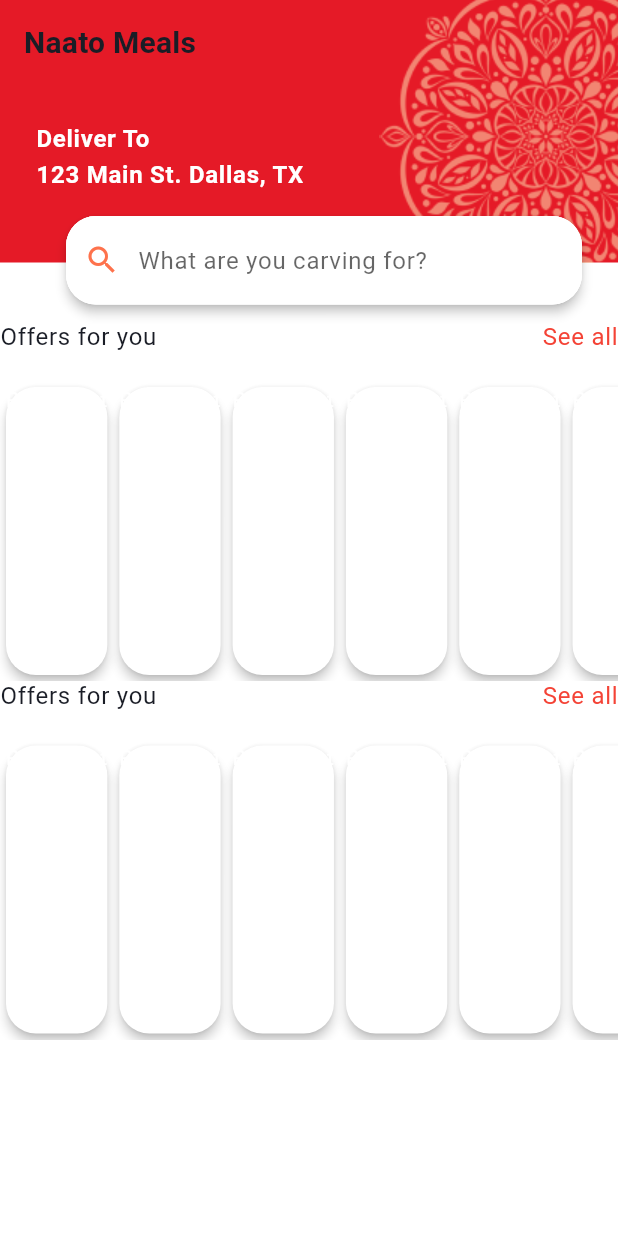
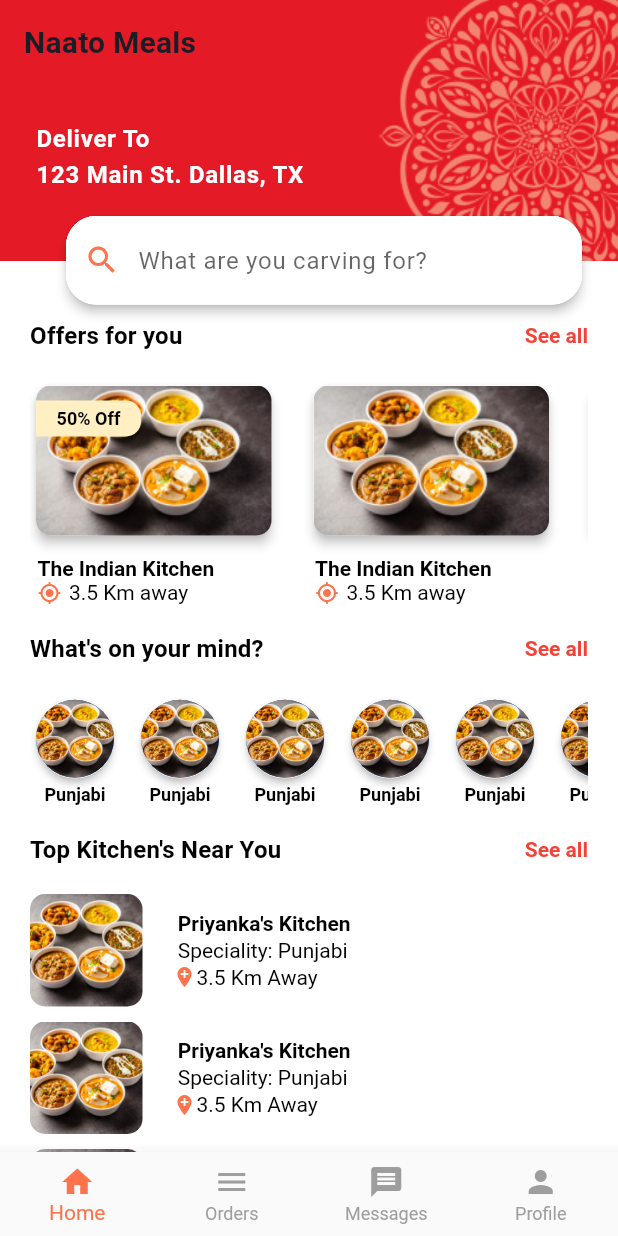
Before and after one commit to pmaxit/naatomeals, a Flutter app: the screen it shows after launch, on a phone screen of 412 x 824 dp. Run offline on Flutter 3.47's test engine with Material 2 defaults, Android fonts, the phone set to English and light mode, and no system bars; our stand-ins replace flutter_hooks, font_awesome_flutter, hexcolor, hooks_riverpod, shared_preferences, smooth_page_indicator; missing offline and left inert: desktop_window; Roboto replaces fonts that are missing (poppins).

Commit message:
completing homepage

```diff
--- a/lib/screens/home/home_screen.dart
+++ b/lib/screens/home/home_screen.dart
@@ -1,4 +1,5 @@
 import 'package:flutter/material.dart';
+import 'package:naatomeals/screens/home/widgets/cusine_card.dart';
 import 'package:naatomeals/utils/styles.dart';
 
 import 'widgets/restaurant_card.dart';
@@ -12,34 +13,88 @@ class HomeScreen extends StatefulWidget {
 
 class _HomeScreenState extends State<HomeScreen> {
   double searchTopBarPosition = 140;
+  int currentIndex = 0;
+  late ScrollController _scrollController;
+
+  void _scrollListener() {
+    if (_scrollController.offset < 70) {
+      setState(() {
+        searchTopBarPosition = 140 - _scrollController.offset;
+      });
+    }
+  }
 
   @override
   void initState() {
+    _scrollController = ScrollController(initialScrollOffset: 1);
+    _scrollController.addListener(_scrollListener);
     super.initState();
+  }
+
+  @override
+  void dispose() {
+    _scrollController.removeListener(_scrollListener);
+    _scrollController.dispose();
+    super.dispose();
+  }
+
+  Widget _get_home_page() {
+    return Stack(
+      children: [
+        CustomScrollView(controller: _scrollController, slivers: [
+          _buildAppBar2(context),
+          SliverPadding(
+              padding: const EdgeInsets.symmetric(horizontal: 20),
+              sliver: _buildBody(context)),
+          SliverPadding(
+              padding: const EdgeInsets.symmetric(horizontal: 20),
+              sliver: _build_restaurant_list()),
+          SliverFillRemaining(
+            hasScrollBody: false,
+            child: Container(
+              color: Colors.red,
+            ),
+          )
+        ]),
+        _buildSearchBar(context)
+      ],
+    );
   }
 
   @override
   Widget build(BuildContext context) {
     return Scaffold(
-        body: NotificationListener<ScrollNotification>(
-      onNotification: (notification) {
-        // get the current position
-        final currentPixels = notification.metrics.pixels;
-        if (currentPixels < 70) {
-          setState(() {
-            searchTopBarPosition = 140 - currentPixels;
-          });
-        }
-        return true;
-      },
-      child: Stack(
-        children: [
-          CustomScrollView(
-              slivers: [_buildAppBar2(context), _buildBody(context)]),
-          _buildSearchBar(context)
-        ],
-      ),
-    ));
+      body: currentIndex == 0
+          ? _get_home_page()
+          : Container(
+              // select random color
+              color: Colors.primaries[currentIndex],
+              child: Center(
+                child: Text("New Page $currentIndex",
+                    style: Theme.of(context).textTheme.bodyLarge!),
+              )),
+      bottomNavigationBar: BottomNavigationBar(
+          currentIndex: currentIndex,
+          selectedItemColor: orangeColor,
+          unselectedItemColor: Colors.grey,
+          showUnselectedLabels: true,
+          onTap: (value) {
+            setState(() {
+              currentIndex = value;
+            });
+          },
+          type: BottomNavigationBarType.fixed,
+          items: const [
+            BottomNavigationBarItem(
+              icon: Icon(Icons.home),
+              label: 'Home',
+            ),
+            BottomNavigationBarItem(icon: Icon(Icons.menu), label: 'Orders'),
+            BottomNavigationBarItem(
+                icon: Icon(Icons.message), label: 'Messages'),
+            BottomNavigationBarItem(icon: Icon(Icons.person), label: 'Profile'),
+          ]),
+    );
   }
 
   Widget _buildSearchBar(BuildContext context) {
@@ -66,16 +121,18 @@ class _HomeScreenState extends State<HomeScreen> {
     return Row(
       mainAxisAlignment: MainAxisAlignment.spaceBetween,
       children: [
-        Text(
-          heading,
-          style: Theme.of(context).textTheme.bodyLarge,
-        ),
+        Text(heading,
+            style: Theme.of(context).textTheme.titleMedium!.copyWith(
+                  color: Colors.black,
+                  fontWeight: FontWeight.bold,
+                )),
         TextButton(
             onPressed: () {},
             child: Text(
               subHeading,
-              style: Theme.of(context).textTheme.bodyLarge!.copyWith(
+              style: Theme.of(context).textTheme.titleSmall!.copyWith(
                     color: Colors.red,
+                    fontWeight: FontWeight.bold,
                   ),
             ))
       ],
@@ -93,27 +150,58 @@ class _HomeScreenState extends State<HomeScreen> {
         height: 20,
       ),
       _build_restaurant_cards(),
-      _build_heading("Offers for you", "See all"),
       const SizedBox(
         height: 20,
       ),
-      _build_restaurant_cards(),
+      _build_heading("What's on your mind?", "See all"),
+
+      const SizedBox(
+        height: 20,
+      ),
+
+      _build_cusine_lists(),
+      const SizedBox(
+        height: 20,
+      ),
+      _build_heading("Top Kitchen's Near You", "See all"),
+      const SizedBox(
+        height: 20,
+      ),
+      //_build_restaurant_cards(),
     ]));
+  }
+
+  Widget _build_cusine_lists() {
+    return SizedBox(
+        height: 75,
+        child: ListView.builder(
+          itemExtent: 70,
+          shrinkWrap: false,
+          scrollDirection: Axis.horizontal,
+          itemCount: 10,
+          itemBuilder: (context, index) {
+            return Padding(
+                padding: const EdgeInsets.only(right: 10),
+                child: CuisineCard());
+          },
+        ));
   }
 
   Widget _build_restaurant_cards() {
     return SizedBox(
-      height: 200,
+      height: 150,
       child: ListView.builder(
+        itemExtent: 185,
+        shrinkWrap: false,
         scrollDirection: Axis.horizontal,
-        itemCount: 10,
+        itemCount: 4,
         itemBuilder: (context, index) {
-          return Card(
-              elevation: 3,
-              shape: RoundedRectangleBorder(
-                  borderRadius: BorderRadius.circular(20)),
-              shadowColor: Colors.black,
-              child: Text("Restaurant"));
+          return Padding(
+            padding: const EdgeInsets.only(right: 20),
+            child: RestaurantCard(
+              offerMessage: index % 2 != 0 ? null : "50% Off",
+            ),
+          );
         },
       ),
     );
@@ -168,4 +256,64 @@ class _HomeScreenState extends State<HomeScreen> {
       ])),
     );
   }
+
+  Widget _build_restaurant_list() {
+    return SliverFixedExtentList(
+        itemExtent: 85,
+        delegate: SliverChildBuilderDelegate((context, index) {
+          return Padding(
+            padding: const EdgeInsets.only(bottom: 10),
+            child: Row(children: [
+              AspectRatio(
+                aspectRatio: 1,
+                child: Container(
+                  decoration: BoxDecoration(
+                    borderRadius: BorderRadius.circular(10),
+                    image: const DecorationImage(
+                      image: AssetImage('assets/images/1.png'),
+                      fit: BoxFit.cover,
+                    ),
+                  ),
+                ),
+              ),
+              const SizedBox(width: 20),
+              Column(
+                  crossAxisAlignment: CrossAxisAlignment.start,
+                  mainAxisAlignment: MainAxisAlignment.center,
+                  children: [
+                    Text(
+                      " Priyanka's Kitchen",
+                      style: Theme.of(context).textTheme.titleSmall!.copyWith(
+                          color: Colors.black, fontWeight: FontWeight.bold),
+                    ),
+                    const SizedBox(height: 2),
+                    Text(
+                      " Speciality: Punjabi",
+                      style: Theme.of(context).textTheme.titleSmall!.copyWith(
+                          color: Colors.black, fontWeight: FontWeight.normal),
+                    ),
+                    const SizedBox(height: 2),
+                    Row(
+                      children: [
+                        Icon(
+                          Icons.add_location,
+                          color: orangeColor,
+                          size: 16,
+                        ),
+                        Text(
+                          "3.5 Km Away",
+                          style: Theme.of(context)
+                              .textTheme
+                              .titleSmall!
+                              .copyWith(
+                                  color: Colors.black,
+                                  fontWeight: FontWeight.normal),
+                        ),
+                      ],
+                    ),
+                  ])
+            ]),
+          );
+        }, childCount: 10));
+  }
 }
--- /dev/null
+++ b/lib/screens/home/widgets/cusine_card.dart
@@ -0,0 +1,30 @@
+import 'package:flutter/material.dart';
+
+class CuisineCard extends StatelessWidget {
+  final double radius = 40;
+  final double height = 60;
+  const CuisineCard({super.key});
+
+  @override
+  Widget build(BuildContext context) {
+    return Column(
+      children: [
+        Expanded(
+          child: Card(
+              elevation: 2,
+              shape: RoundedRectangleBorder(
+                  borderRadius: BorderRadius.circular(radius)),
+              child: CircleAvatar(
+                backgroundImage: AssetImage('assets/images/1.png'),
+                radius: radius,
+              )),
+        ),
+        Text('Punjabi',
+            style: Theme.of(context).textTheme.labelMedium!.copyWith(
+                fontSize: 12,
+                color: Colors.black,
+                fontWeight: FontWeight.w600)),
+      ],
+    );
+  }
+}
--- a/lib/screens/home/widgets/restaurant_card.dart
+++ b/lib/screens/home/widgets/restaurant_card.dart
@@ -1,62 +1,86 @@
 import 'package:flutter/material.dart';
+import 'package:naatomeals/utils/styles.dart';
 
 class RestaurantCard extends StatelessWidget {
-  const RestaurantCard({super.key});
+  final double width = 175;
+  final double height = 110;
+  final String? offerMessage;
+  const RestaurantCard({super.key, this.offerMessage});
 
   @override
   Widget build(BuildContext context) {
-    return Card(
+    return Column(
+      crossAxisAlignment: CrossAxisAlignment.start,
+      children: [
+        Expanded(
+          child: Card(
             elevation: 3,
-      shape: RoundedRectangleBorder(borderRadius: BorderRadius.circular(20)),
-      shadowColor: Theme.of(context).shadowColor,
+            shape:
+                RoundedRectangleBorder(borderRadius: BorderRadius.circular(10)),
             child: Container(
-        height: 200,
-        width: 200,
+              width: width,
               decoration: BoxDecoration(
-          borderRadius: BorderRadius.circular(20),
+                borderRadius: BorderRadius.circular(10),
                 image: const DecorationImage(
-            image: NetworkImage(
-                'https://images.unsplash.com/photo-1612835362596-4b6b7e9b0b0f?ixid=MnwxMjA3fDB8MHxzZWFyY2h8Mnx8cmVzdGF1cmFudCUyMGNhcmR8ZW58MHx8MHx8&ixlib=rb-1.2.1&w=1000&q=80'),
+                  image: AssetImage('assets/images/1.png'),
                   fit: BoxFit.cover,
                 ),
               ),
-        child: Stack(
-          children: [
+              child: Stack(children: [
                 Positioned(
-              bottom: 0,
+                    left: 0,
+                    top: 10,
+                    child: Visibility(
+                      visible: offerMessage != null,
                       child: Container(
-                height: 100,
-                width: 200,
+                          width: 70,
+                          height: 24,
                           decoration: BoxDecoration(
                               borderRadius: const BorderRadius.only(
-                      bottomLeft: Radius.circular(20),
-                      bottomRight: Radius.circular(20)),
-                  color: Colors.white.withOpacity(0.8),
+                                  topRight: Radius.circular(10),
+                                  bottomRight: Radius.circular(10)),
+                              color: yellowColor20),
+                          child: Center(
+                            child: Text(offerMessage ?? '',
+                                style: Theme.of(context)
+                                    .textTheme
+                                    .labelMedium!
+                                    .copyWith(
+                                        color: Colors.black,
+                                        fontSize: 12,
+                                        fontWeight: FontWeight.w600)),
+                          )),
+                    )),
+              ]),
             ),
-                child: Padding(
-                  padding: const EdgeInsets.all(8.0),
-                  child: Column(
-                    mainAxisAlignment: MainAxisAlignment.end,
-                    crossAxisAlignment: CrossAxisAlignment.start,
-                    children: const [
-                      Text(
-                        'Restaurant Name',
-                        style: TextStyle(
-                            fontSize: 18, fontWeight: FontWeight.w600),
           ),
-                      Text(
-                        'Restaurant Address',
-                        style: TextStyle(
-                            fontSize: 14, fontWeight: FontWeight.w400),
         ),
+        const SizedBox(height: 10),
+        Padding(
+          padding: const EdgeInsets.only(left: 5),
+          child: Text(
+            "The Indian Kitchen",
+            style: Theme.of(context)
+                .textTheme
+                .bodyMedium!
+                .copyWith(color: Colors.black, fontWeight: FontWeight.bold),
+          ),
+        ),
+        Padding(
+          padding: const EdgeInsets.only(left: 5),
+          child: Row(
+            children: [
+              Icon(Icons.my_location_rounded, color: orangeColor, size: 16),
+              const SizedBox(width: 5),
+              Text("3.5 Km away",
+                  style: Theme.of(context)
+                      .textTheme
+                      .bodyMedium!
+                      .copyWith(color: Colors.black)),
             ],
           ),
         ),
-              ),
-            ),
       ],
-        ),
-      ),
     );
   }
 }
```
Lines whose indentation alone changed are shown as unchanged.
